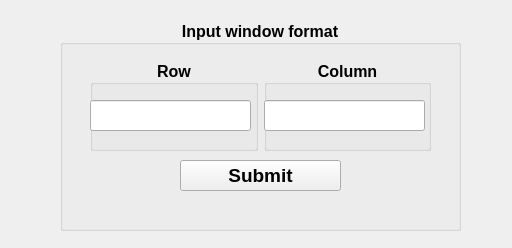
The window that format.ui (VPRLab/iExam) describes before a commit, drawn with Qt 5.
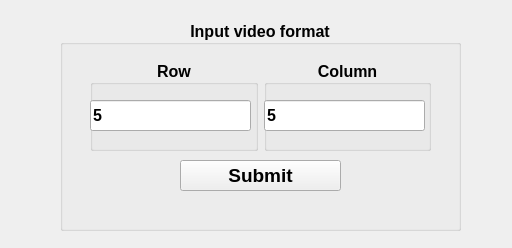
The same window after the commit. Icons and pictures are not drawn.

Commit message: change the text in button

```diff
--- a/format.ui
+++ b/format.ui
@@ -43,7 +43,7 @@
     </font>
    </property>
    <property name="title">
-    <string>Input window format</string>
+    <string>Input video format</string>
    </property>
    <property name="alignment">
     <set>Qt::AlignCenter</set>
@@ -75,6 +75,9 @@
           <height>31</height>
          </rect>
         </property>
+        <property name="text">
+         <string>5</string>
+        </property>
        </widget>
       </widget>
      </item>
@@ -95,6 +98,9 @@
           <height>31</height>
          </rect>
         </property>
+        <property name="text">
+         <string>5</string>
+        </property>
        </widget>
       </widget>
      </item>
```
